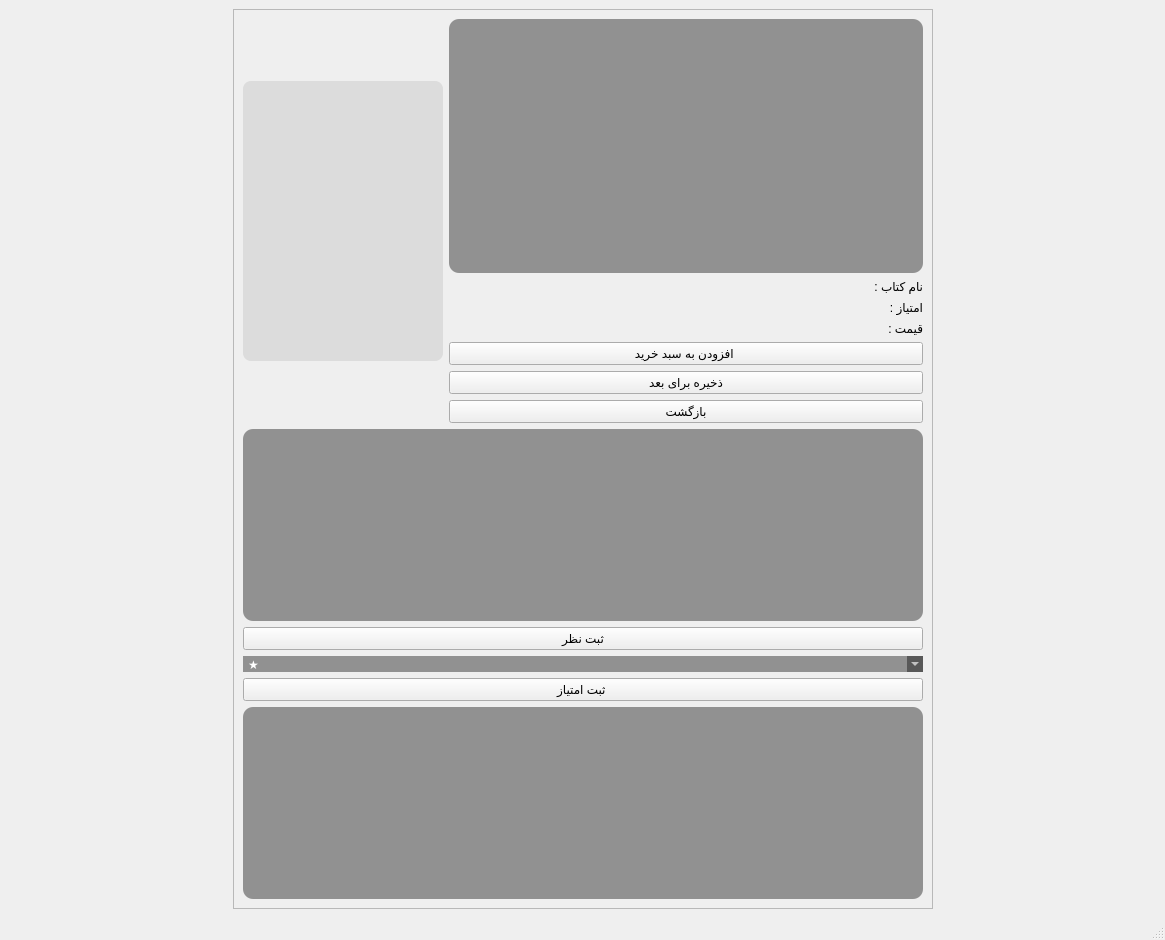
Before: the Qt Designer form client/bookdetailswindow_c.ui in afkhamis1386-afk/bookCLUB_Project, drawn with Qt 5.
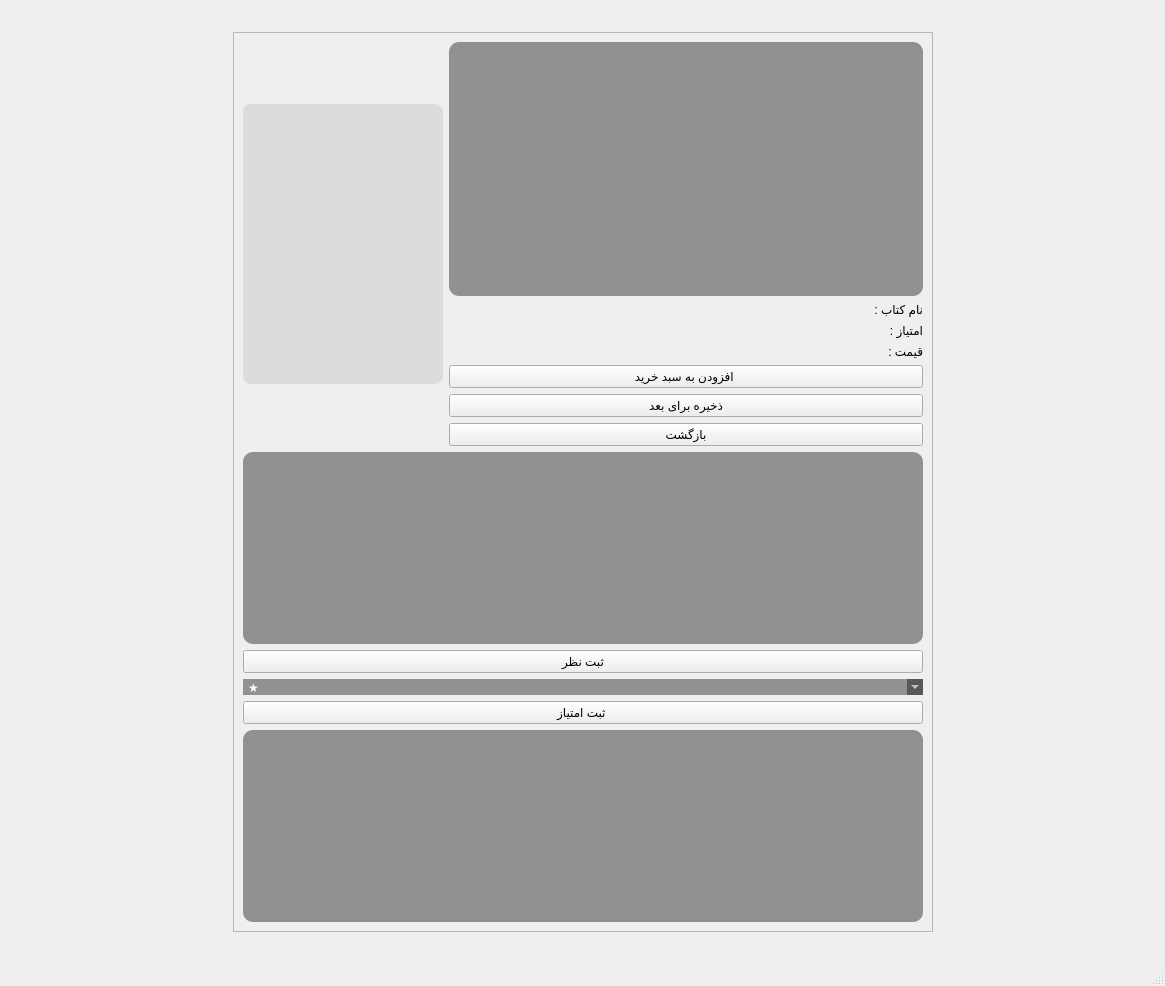
After: the same form once the commit is applied. Icons and pictures are not drawn.

The edit to the form file:
```diff
--- a/client/bookdetailswindow_c.ui
+++ b/client/bookdetailswindow_c.ui
@@ -7,7 +7,7 @@
     <x>0</x>
     <y>0</y>
     <width>1165</width>
-    <height>706</height>
+    <height>986</height>
    </rect>
   </property>
   <property name="windowTitle">
```
